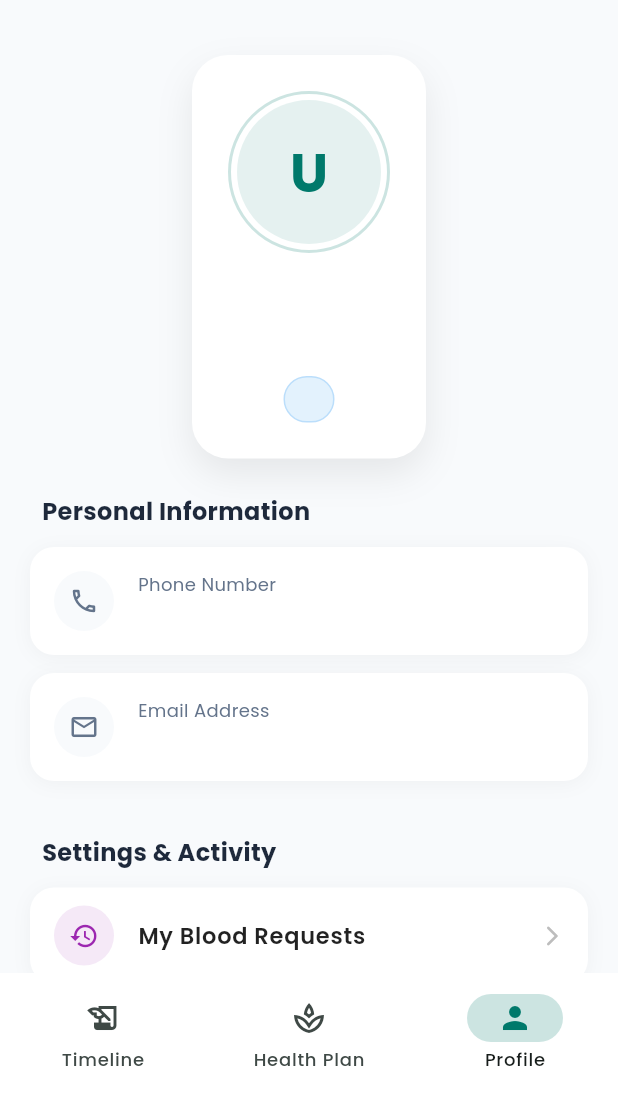
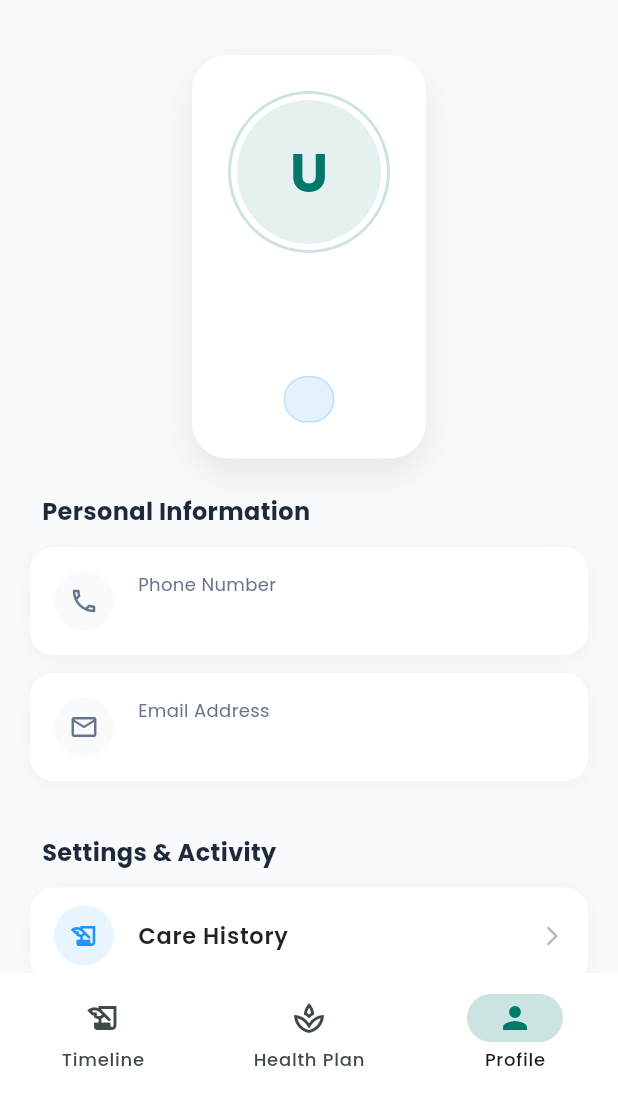
Before and after one commit to SH-Jisan/MXB2026-Dhaka-Syntax_samuraise-HealthSync, a Flutter app: the DashboardPage screen opened by its route, item 3 of the bottom bar chosen, on a phone screen of 412 x 824 dp, the part 143-1236 px from its top. Run offline on Flutter 3.47's test engine with Material 3 defaults, Android fonts, the light colour scheme and no system bars; our stand-ins replace file_picker, firebase_core, firebase_messaging, flutter_riverpod, go_router, google_fonts and 4 more; accounts and stored records are empty; network calls fail.

Commit message:
fixed loading issue and compleated diagnostic center feature

```diff
--- a/health_sync/lib/core/router/app_router.dart
+++ b/health_sync/lib/core/router/app_router.dart
@@ -3,7 +3,6 @@ import 'package:go_router/go_router.dart';
 import 'package:supabase_flutter/supabase_flutter.dart';
 import '../../features/auth/pages/login_page.dart';
 import '../../features/auth/pages/signup_page.dart';
-import 'go_router_refresh_stream.dart'; // 🔥 নতুন ফাইলটি ইম্পোর্ট করুন
 import '../../features/dashboard/pages/dashboard_page.dart';
 
 
@@ -33,14 +32,19 @@ class PlaceholderHomePage extends StatelessWidget {
 final appRouter = GoRouter(
   initialLocation: '/',
   // 🔥 এই লাইনটিই ম্যাজিক করবে (লগইন/লগআউট হলে অটো রিফ্রেশ হবে)
-  refreshListenable: GoRouterRefreshStream(Supabase.instance.client.auth.onAuthStateChange),
-
   routes: [
-    GoRoute(path: '/',
+    GoRoute(
+      path: '/',
       builder: (context, state) => const DashboardPage(),
     ),
-    GoRoute(path: '/login', builder: (context, state) => const LoginPage()),
-    GoRoute(path: '/signup', builder: (context, state) => const SignupPage()),
+    GoRoute(
+        path: '/login',
+        builder: (context, state) => const LoginPage()
+    ),
+    GoRoute(
+        path: '/signup',
+        builder: (context, state) => const SignupPage()
+    ),
   ],
 
   redirect: (context, state) {
--- a/health_sync/lib/features/auth/pages/login_page.dart
+++ b/health_sync/lib/features/auth/pages/login_page.dart
@@ -2,6 +2,7 @@ import 'package:flutter/material.dart';
 import 'package:flutter_riverpod/flutter_riverpod.dart';
 import 'package:go_router/go_router.dart';
 import '../../../core/constants/app_colors.dart';
+import '../../../shared/providers/user_profile_provider.dart';
 import '../providers/auth_provider.dart';
 
 class LoginPage extends ConsumerStatefulWidget {
@@ -147,6 +148,10 @@ class _LoginPageState extends ConsumerState<LoginPage> {
         email: _emailController.text.trim(),
         password: _passwordController.text.trim(),
       );
+      ref.invalidate(userProfileProvider);
+      if(mounted) {
+        context.go('/');
+      }
       // Router will handle redirect
     } catch (e) {
       if (mounted) {
--- a/health_sync/lib/features/dashboard/pages/dashboard_page.dart
+++ b/health_sync/lib/features/dashboard/pages/dashboard_page.dart
@@ -18,7 +18,20 @@ class DashboardPage extends ConsumerWidget {
         body: Center(child: CircularProgressIndicator()),
       ),
       error: (err, stack) => Scaffold(
-        body: Center(child: Text("Error loading profile: $err")),
+        body: Center(
+          child: Column(
+            mainAxisAlignment: MainAxisAlignment.center,
+            children: [
+              const Text("Something went wrong!"),
+              Text("Error: $err", style: const TextStyle(color: Colors.red)),
+              const SizedBox(height: 10),
+              ElevatedButton(
+                onPressed: () => ref.refresh(userProfileProvider), // রিট্রাই বাটন
+                child: const Text("Retry"),
+              )
+            ],
+          ),
+        ),
       ),
       data: (profile) {
         if (profile == null) {
@@ -28,6 +41,7 @@ class DashboardPage extends ConsumerWidget {
         }
 
         final role = profile['role'] as String;
+        print("Current Role: $role");
 
         // 🔥 ROLE BASED NAVIGATION
         switch (role) {
--- a/health_sync/lib/features/profile/pages/profile_page.dart
+++ b/health_sync/lib/features/profile/pages/profile_page.dart
@@ -3,9 +3,12 @@ import 'package:flutter_riverpod/flutter_riverpod.dart';
 import 'package:google_fonts/google_fonts.dart';
 import 'package:supabase_flutter/supabase_flutter.dart';
 import 'package:go_router/go_router.dart';
+
 import '../../../core/constants/app_colors.dart';
+import '../../../shared/providers/user_profile_provider.dart';
 import '../../auth/providers/auth_provider.dart';
 import '../../blood/pages/my_blood_requests_page.dart';
+import 'patient_history_page.dart'; // 🔥 নতুন ইমপোর্ট (Care History পেজ)
 
 class ProfilePage extends ConsumerStatefulWidget {
   const ProfilePage({super.key});
@@ -60,6 +63,7 @@ class _ProfilePageState extends ConsumerState<ProfilePage> {
 
     if (shouldLogout == true) {
       await ref.read(authStateProvider.notifier).logout();
+      ref.invalidate(userProfileProvider);
       if (mounted) context.go('/login');
     }
   }
@@ -179,7 +183,7 @@ class _ProfilePageState extends ConsumerState<ProfilePage> {
 
             const SizedBox(height: 24),
 
-            // 3. Settings Section
+            // 3. Settings & Activity Section
             Align(
               alignment: Alignment.centerLeft,
               child: Padding(
@@ -195,15 +199,27 @@ class _ProfilePageState extends ConsumerState<ProfilePage> {
               ),
             ),
 
+            // 🔥 Care History Button (New Feature)
             _buildActionTile(
-              icon: Icons.history,
-              color: Colors.purple,
+                icon: Icons.history_edu,
+                color: Colors.blue,
+                title: "Care History",
+                onTap: () {
+                  Navigator.push(context, MaterialPageRoute(builder: (_) => const PatientHistoryPage()));
+                },
+                isDark: isDark
+            ),
+
+            _buildActionTile(
+                icon: Icons.bloodtype,
+                color: Colors.red,
                 title: "My Blood Requests",
                 onTap: () {
                   Navigator.push(context, MaterialPageRoute(builder: (_) => const MyBloodRequestsPage()));
                 },
                 isDark: isDark
             ),
+
             _buildActionTile(
                 icon: Icons.lock_outline,
                 color: Colors.teal,
--- a/health_sync/lib/shared/providers/user_profile_provider.dart
+++ b/health_sync/lib/shared/providers/user_profile_provider.dart
@@ -8,16 +8,12 @@ final authStateChangesProvider = StreamProvider<AuthState>((ref) {
 
 // ২. প্রোফাইল ডাটা প্রোভাইডার (এখন Reactive)
 final userProfileProvider = FutureProvider<Map<String, dynamic>?>((ref) async {
-  // 🔥 এই লাইনটি ম্যাজিক করবে: Auth State চেঞ্জ হলেই এই প্রোভাইডার রিবিল্ড হবে
-  ref.watch(authStateChangesProvider);
 
   final user = Supabase.instance.client.auth.currentUser;
 
-  // ইউজার না থাকলে null রিটার্ন
   if (user == null) return null;
 
   try {
-    // ডাটাবেস থেকে ফ্রেশ ডাটা আনা
     final data = await Supabase.instance.client
         .from('profiles')
         .select()
@@ -26,7 +22,6 @@ final userProfileProvider = FutureProvider<Map<String, dynamic>?>((ref) async {
 
     return data;
   } catch (e) {
-    // প্রোফাইল না থাকলে (যেমন সাইনআপের ঠিক পর মুহূর্ত)
     return null;
   }
 });
```
Also changed, not shown: health_sync/lib/features/profile/pages/patient_history_page.dart (added, +208 -0 lines), health_sync/lib/main.dart (+15 -4 lines), 2 other files. Lines whose indentation alone changed are shown as unchanged.
